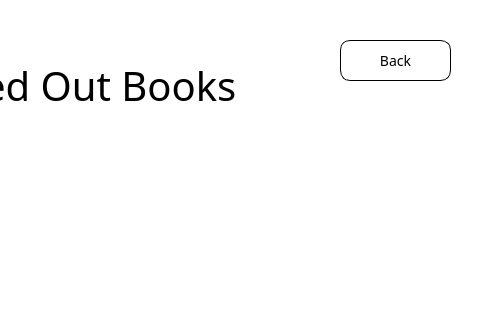
This is NewWindowChur/admindue.ui in jandrealyn/LibraryQtSystem as Qt 5 draws it before an edit; both pictures show x 320 to 800 and y 0 to 320 of the 800 by 560 pixel window. The edited form follows.
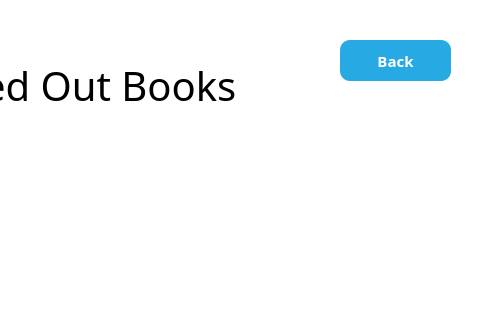
This is the edited form. Icons and pictures are not drawn.

Diff of the .ui file:
```diff
--- a/NewWindowChur/admindue.ui
+++ b/NewWindowChur/admindue.ui
@@ -86,19 +86,28 @@
      </rect>
     </property>
     <property name="styleSheet">
-     <string notr="true">background-color: rgb(255, 255, 255);
+     <string notr="true">*{
+font-family: Century Gothic, sans-serif;
+font-size: 15px;
+}
 
-border-width: 1px;
-
-border-color: black;
-
-border-radius: 10px;
-
+QPushButton{
+color: white;
+padding: 10px;
+background: #27a9e3;
 border-style: outset;
+border-radius: 10px;
+font: bold;
+}
+QPushButton::pressed{
+background-color: rgb(216, 150, 90);
+border-style: inset;
+}
 
-font: 14px;
-
-padding:2px;</string>
+QPushButton::hover {
+background-color: #59c7f7;
+}
+</string>
     </property>
     <property name="text">
      <string>Back</string>
```
